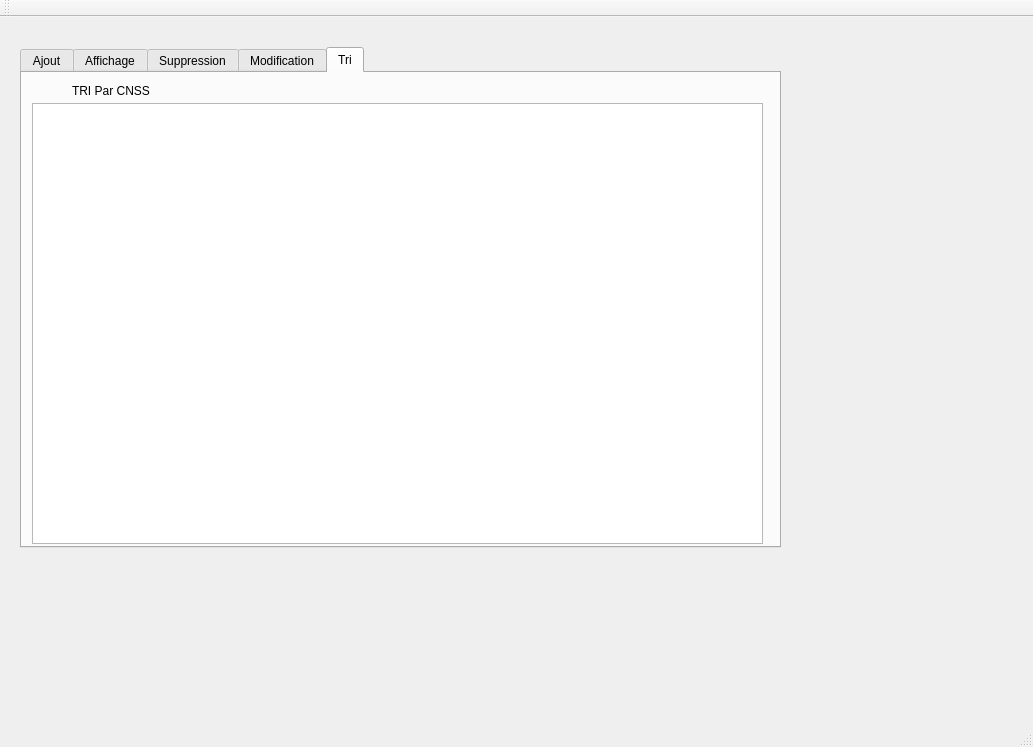
Before: the Qt Designer form mainwindow.ui in razanraddadi/smart_radio_2a38, drawn with Qt 5.
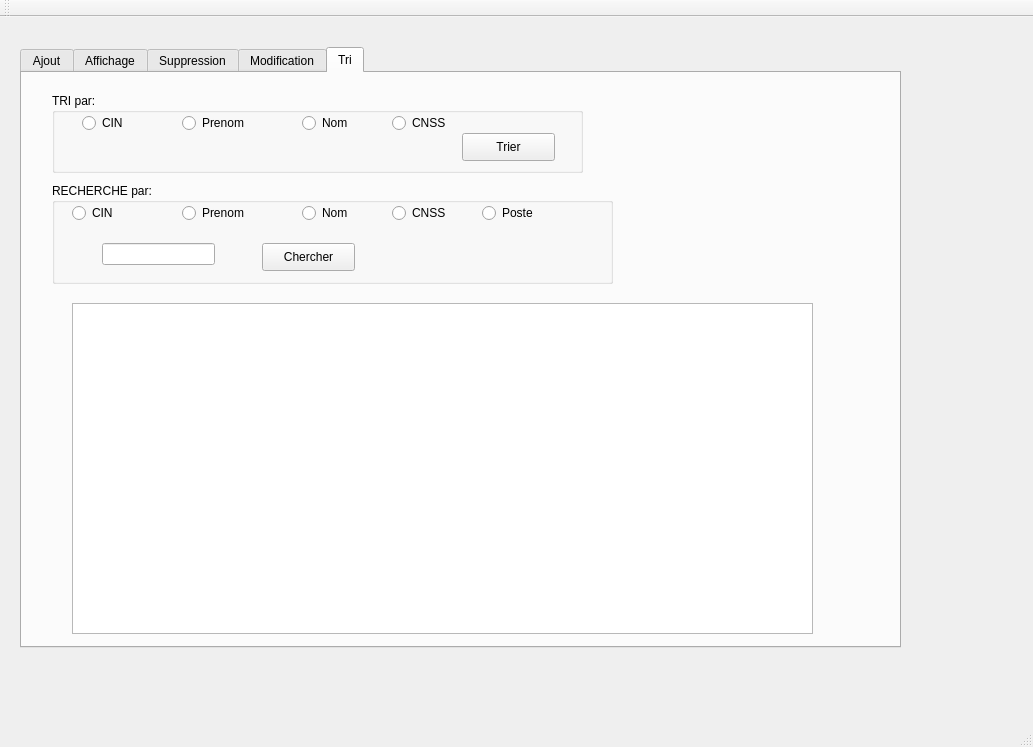
After: the same form once the commit is applied.

```diff
--- a/mainwindow.ui
+++ b/mainwindow.ui
@@ -19,8 +19,8 @@
      <rect>
       <x>20</x>
       <y>30</y>
-      <width>761</width>
-      <height>501</height>
+      <width>881</width>
+      <height>601</height>
      </rect>
     </property>
     <property name="currentIndex">
@@ -394,25 +394,191 @@
      <widget class="QTableView" name="tri">
       <property name="geometry">
        <rect>
-        <x>10</x>
-        <y>30</y>
-        <width>731</width>
-        <height>441</height>
-       </rect>
-      </property>
-     </widget>
-     <widget class="QLabel" name="label_12">
-      <property name="geometry">
-       <rect>
         <x>50</x>
-        <y>10</y>
-        <width>141</width>
-        <height>16</height>
+        <y>230</y>
+        <width>741</width>
+        <height>331</height>
        </rect>
       </property>
-      <property name="text">
-       <string>TRI Par CNSS</string>
+     </widget>
+     <widget class="QGroupBox" name="groupBox_4">
+      <property name="geometry">
+       <rect>
+        <x>30</x>
+        <y>20</y>
+        <width>531</width>
+        <height>80</height>
+       </rect>
       </property>
+      <property name="title">
+       <string>TRI par: </string>
+      </property>
+      <widget class="QRadioButton" name="tri_1">
+       <property name="geometry">
+        <rect>
+         <x>30</x>
+         <y>20</y>
+         <width>121</width>
+         <height>20</height>
+        </rect>
+       </property>
+       <property name="text">
+        <string>CIN </string>
+       </property>
+      </widget>
+      <widget class="QRadioButton" name="tri_2">
+       <property name="geometry">
+        <rect>
+         <x>130</x>
+         <y>20</y>
+         <width>121</width>
+         <height>20</height>
+        </rect>
+       </property>
+       <property name="text">
+        <string>Prenom</string>
+       </property>
+      </widget>
+      <widget class="QRadioButton" name="tri_3">
+       <property name="geometry">
+        <rect>
+         <x>250</x>
+         <y>20</y>
+         <width>121</width>
+         <height>20</height>
+        </rect>
+       </property>
+       <property name="text">
+        <string>Nom</string>
+       </property>
+      </widget>
+      <widget class="QRadioButton" name="tri_4">
+       <property name="geometry">
+        <rect>
+         <x>340</x>
+         <y>20</y>
+         <width>121</width>
+         <height>20</height>
+        </rect>
+       </property>
+       <property name="text">
+        <string>CNSS </string>
+       </property>
+      </widget>
+      <widget class="QPushButton" name="trier">
+       <property name="geometry">
+        <rect>
+         <x>410</x>
+         <y>40</y>
+         <width>93</width>
+         <height>28</height>
+        </rect>
+       </property>
+       <property name="text">
+        <string>Trier</string>
+       </property>
+      </widget>
+     </widget>
+     <widget class="QGroupBox" name="groupBox_5">
+      <property name="geometry">
+       <rect>
+        <x>30</x>
+        <y>110</y>
+        <width>561</width>
+        <height>101</height>
+       </rect>
+      </property>
+      <property name="title">
+       <string>RECHERCHE par: </string>
+      </property>
+      <widget class="QRadioButton" name="rech_1">
+       <property name="geometry">
+        <rect>
+         <x>20</x>
+         <y>20</y>
+         <width>121</width>
+         <height>20</height>
+        </rect>
+       </property>
+       <property name="text">
+        <string>CIN </string>
+       </property>
+      </widget>
+      <widget class="QRadioButton" name="rech_2">
+       <property name="geometry">
+        <rect>
+         <x>130</x>
+         <y>20</y>
+         <width>121</width>
+         <height>20</height>
+        </rect>
+       </property>
+       <property name="text">
+        <string>Prenom</string>
+       </property>
+      </widget>
+      <widget class="QRadioButton" name="rech_3">
+       <property name="geometry">
+        <rect>
+         <x>250</x>
+         <y>20</y>
+         <width>121</width>
+         <height>20</height>
+        </rect>
+       </property>
+       <property name="text">
+        <string>Nom</string>
+       </property>
+      </widget>
+      <widget class="QRadioButton" name="rech_4">
+       <property name="geometry">
+        <rect>
+         <x>340</x>
+         <y>20</y>
+         <width>121</width>
+         <height>20</height>
+        </rect>
+       </property>
+       <property name="text">
+        <string>CNSS </string>
+       </property>
+      </widget>
+      <widget class="QRadioButton" name="rech_5">
+       <property name="geometry">
+        <rect>
+         <x>430</x>
+         <y>20</y>
+         <width>121</width>
+         <height>20</height>
+        </rect>
+       </property>
+       <property name="text">
+        <string>Poste</string>
+       </property>
+      </widget>
+      <widget class="QLineEdit" name="search">
+       <property name="geometry">
+        <rect>
+         <x>50</x>
+         <y>60</y>
+         <width>113</width>
+         <height>22</height>
+        </rect>
+       </property>
+      </widget>
+      <widget class="QPushButton" name="chercher">
+       <property name="geometry">
+        <rect>
+         <x>210</x>
+         <y>60</y>
+         <width>93</width>
+         <height>28</height>
+        </rect>
+       </property>
+       <property name="text">
+        <string>Chercher</string>
+       </property>
+      </widget>
      </widget>
     </widget>
    </widget>
```
